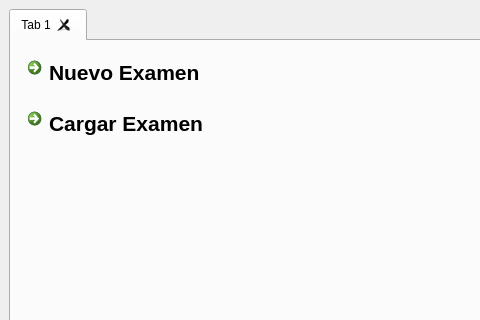
Old version of the form qtui/ui/main_window.ui in the repository matcom/autoexam; both pictures show x 0 to 480 and y 0 to 320 of the 648 by 524 pixel window.
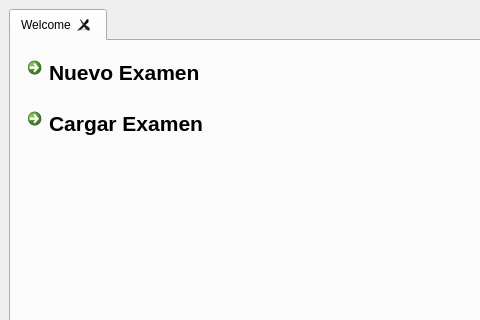
New version of the form.

The edit to the form file:
```diff
--- a/qtui/ui/main_window.ui
+++ b/qtui/ui/main_window.ui
@@ -31,7 +31,7 @@
       </property>
       <widget class="QWidget" name="tab">
        <attribute name="title">
-        <string>Tab 1</string>
+        <string>Welcome</string>
        </attribute>
        <layout class="QFormLayout" name="formLayout">
         <item row="0" column="0">
```
